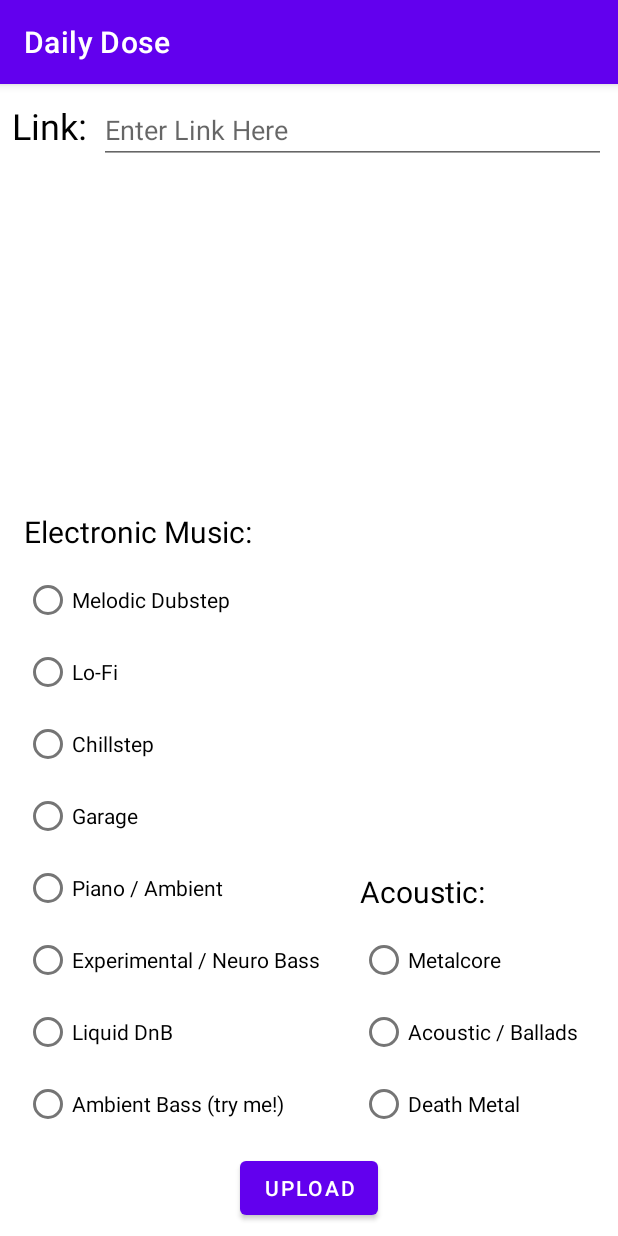
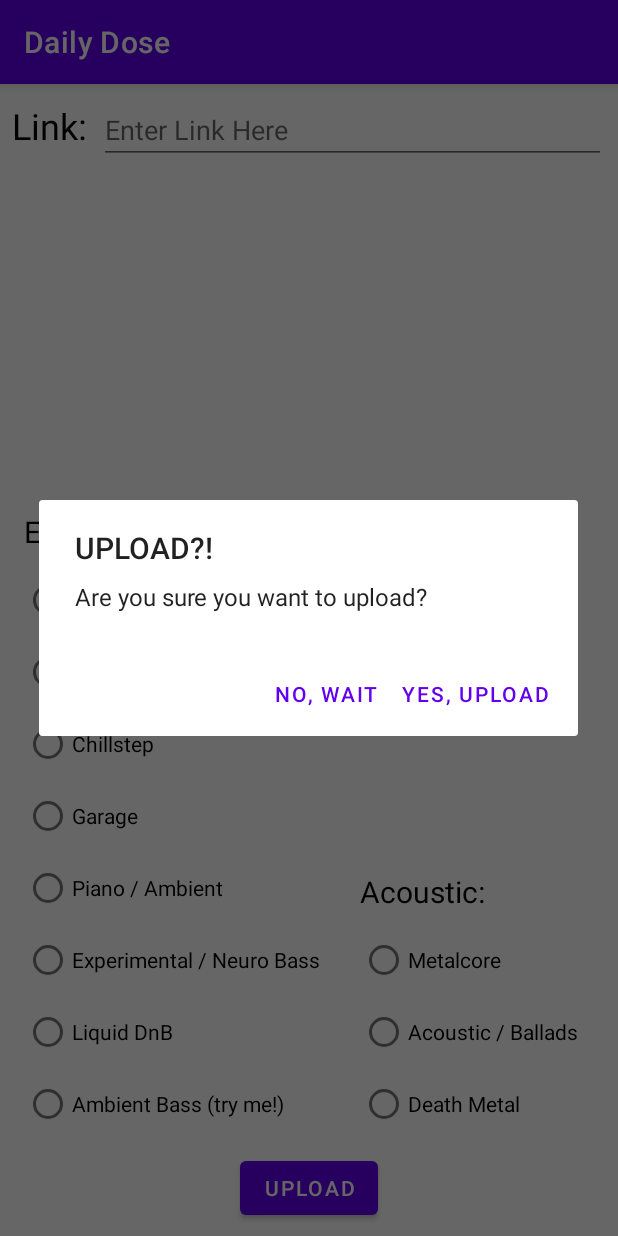
Before and after one commit to rpezzuti/DailyDose, an Android app: the UploadFragment screen opened through its navigation route, after a tap on "UPLOAD", on a phone screen of 412 x 824 dp. Run offline under Robolectric (Android 15) with nearby library versions, the phone set to English and light mode, and no system bars; our stand-ins replace Timber, data binding, navigation-ui.

```diff
--- a/app/src/main/java/rhett/pezzuti/dailydose/fragments/UploadFragment.kt
+++ b/app/src/main/java/rhett/pezzuti/dailydose/fragments/UploadFragment.kt
@@ -8,6 +8,7 @@ import android.content.DialogInterface
 import android.graphics.Color
 import android.os.Build
 import android.os.Bundle
+import android.util.Log
 import androidx.fragment.app.Fragment
 import android.view.LayoutInflater
 import android.view.View
@@ -16,20 +17,30 @@ import android.widget.Toast
 import androidx.core.content.ContextCompat
 import androidx.databinding.DataBindingUtil
 import androidx.lifecycle.ViewModelProvider
+import com.google.firebase.messaging.FirebaseMessaging
 import rhett.pezzuti.dailydose.R
 import rhett.pezzuti.dailydose.databinding.FragmentUploadBinding
 import rhett.pezzuti.dailydose.utils.sendNotification
 import rhett.pezzuti.dailydose.viewmodels.UploadViewModel
+import timber.log.Timber
 
 class UploadFragment : Fragment() {
 
     private lateinit var binding: FragmentUploadBinding
     private lateinit var viewModel: UploadViewModel
 
+    private val TOPIC = "dubstep"
+
+    companion object {
+        private const val TAG = "UploadFragment"
+    }
+
     override fun onCreateView(
         inflater: LayoutInflater, container: ViewGroup?,
         savedInstanceState: Bundle?
     ): View {
+
+        Timber.i("init token")
 
         binding = DataBindingUtil.inflate(
             inflater,
@@ -39,25 +50,49 @@ class UploadFragment : Fragment() {
         )
 
         viewModel = ViewModelProvider(this).get(UploadViewModel::class.java)
-
-
         binding.uploadViewModelXML = viewModel
         binding.lifecycleOwner = this
 
+
+        createChannel(
+            getString(R.string.fcm_test_notification_channel_id),
+            getString(R.string.fcm_test_notification_channel_name)
+        )
+
+        createChannel(
+            getString(R.string.notification_channel_id),
+            getString(R.string.notification_channel_name)
+        )
+
+
+
+        subscribeTopic()
         binding.buttonUpload.setOnClickListener {
+            val builder = AlertDialog.Builder(context)
+                .setTitle("UPLOAD?!")
+                .setMessage("Are you sure you want to upload?")
 
-            createChannel(
-                getString(R.string.notification_channel_id),
-                getString(R.string.notification_channel_name)
+            // When you click outside, it will not close.
+            builder.setCancelable(false)
+
+            builder.setPositiveButton(
+                "Yes, Upload",
+                DialogInterface.OnClickListener { dialog, id ->
+                    Toast.makeText(context, "Uplaoded", Toast.LENGTH_SHORT).show()
+                }
             )
 
-            createChannel(
-                getString(R.string.fcm_test_notification_channel_id),
-                getString(R.string.fcm_test_notification_channel_name)
+            builder.setNegativeButton(
+                "No, wait",
+                DialogInterface.OnClickListener { dialog, id ->
+                    Toast.makeText(context, "Didn't upload", Toast.LENGTH_SHORT).show()
+                }
             )
+
+            builder.create()
+
+            builder.show()
         }
-
-
         return binding.root
     }
 
@@ -81,5 +116,15 @@ class UploadFragment : Fragment() {
             notificationManager.createNotificationChannel(notificationChannel)
         }
     }
+    private fun subscribeTopic() {
+        FirebaseMessaging.getInstance().subscribeToTopic(TOPIC)
+            .addOnCompleteListener { task ->
+                var msg = getString(R.string.message_subscribed)
+                if (!task.isSuccessful) {
+                    msg = getString(R.string.message_subscribe_failed)
+                }
+                Toast.makeText(requireContext(), msg, Toast.LENGTH_SHORT).show()
+            }
+    }
 
 }
--- a/app/src/main/res/values/strings.xml
+++ b/app/src/main/res/values/strings.xml
@@ -68,5 +68,8 @@
     <string name="fcm_test_notification_channel_id">fcm_test_channel</string>
     <string name="fcm_test_notification_channel_name">fcm_test_channel_name</string>
 
+    <string name="message_subscribe_failed">Failed to subscribe to topic</string>
+    <string name="message_subscribed">Subscribed to topic</string>
+
 
 </resources>
```
Also changed, not shown: app/src/main/AndroidManifest.xml (+5 -2 lines), app/src/main/java/rhett/pezzuti/dailydose/network/MyFirebaseMessagingService.kt (+27 -3 lines).
